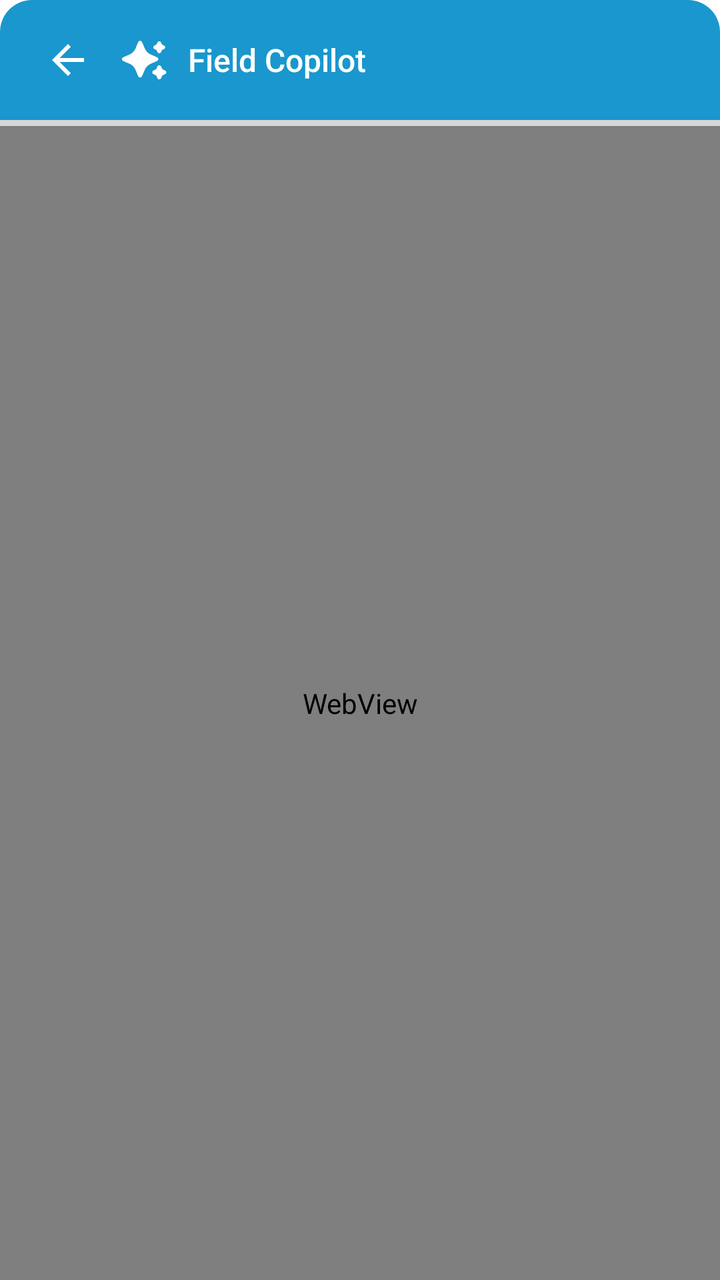
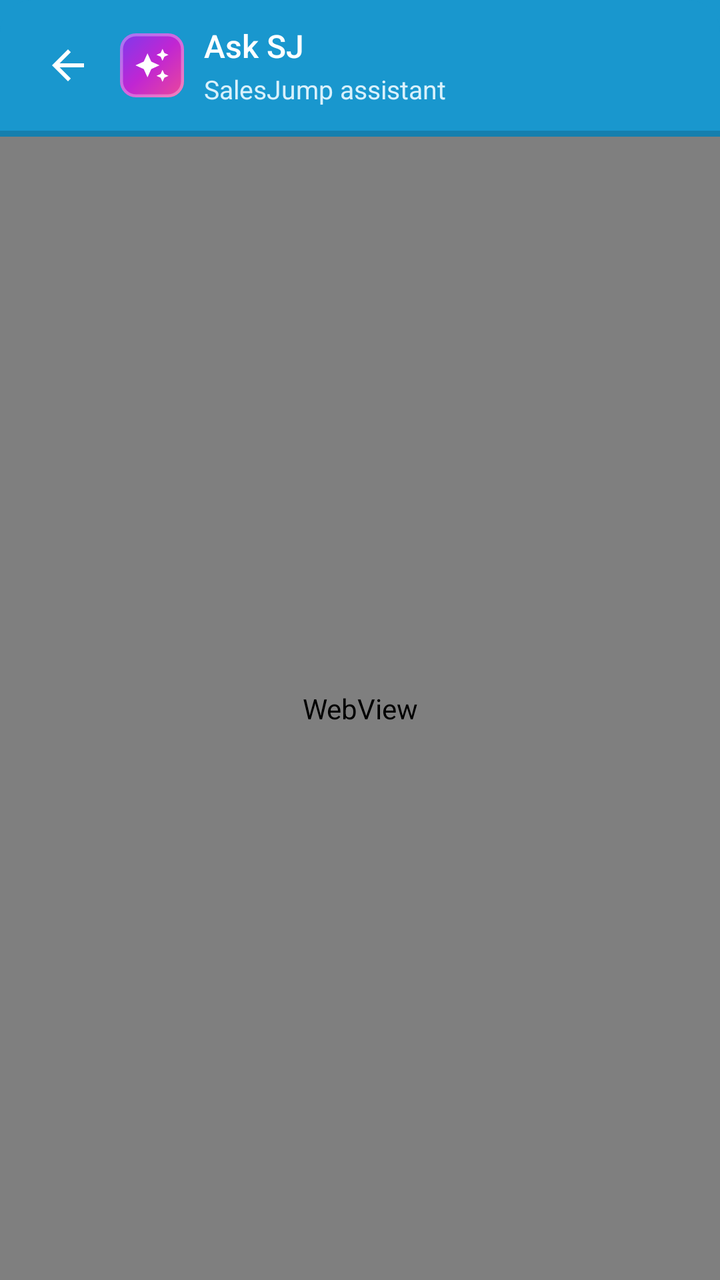

An Android layout rendered at two revisions. The XML below is the earlier revision; the diff shows what the commit changed to produce the second picture.
<!-- AndroidManifest.xml: fallback theme Theme.MaterialComponents.DayNight.NoActionBar -->
<!-- res/layout/fieldcopilot_dialog.xml -->
<?xml version="1.0" encoding="utf-8"?>
<LinearLayout xmlns:android="http://schemas.android.com/apk/res/android"
    android:layout_width="match_parent"
    android:layout_height="match_parent"
    android:orientation="vertical">

    <LinearLayout
        android:layout_width="match_parent"
        android:layout_height="wrap_content"
        android:background="@drawable/fieldcopilot_bg_header"
        android:gravity="center_vertical"
        android:orientation="horizontal"
        android:paddingStart="16dp"
        android:paddingTop="12dp"
        android:paddingEnd="8dp"
        android:paddingBottom="12dp">

        <ImageView
            android:id="@+id/iv_back"
            android:layout_width="36dp"
            android:layout_height="36dp"
            android:background="?attr/selectableItemBackgroundBorderless"
            android:contentDescription="@string/fieldcopilot_back"
            android:padding="6dp"
            android:src="@drawable/fieldcopilot_ic_back"
            android:tint="@android:color/white" />

        <ImageView
            android:layout_width="24dp"
            android:layout_height="24dp"
            android:layout_marginStart="8dp"
            android:contentDescription="@null"
            android:src="@drawable/fieldcopilot_ic_bot"
            android:tint="@android:color/white" />

        <TextView
            android:layout_width="0dp"
            android:layout_height="wrap_content"
            android:layout_marginStart="10dp"
            android:layout_weight="1"
            android:fontFamily="sans-serif-medium"
            android:text="@string/fieldcopilot_title"
            android:textColor="@android:color/white"
            android:textSize="16sp" />

    </LinearLayout>

    <ProgressBar
        android:id="@+id/progress_bar"
        style="@style/Widget.AppCompat.ProgressBar.Horizontal"
        android:layout_width="match_parent"
        android:layout_height="3dp"
        android:indeterminate="false"
        android:max="100"
        android:progressTint="@color/fieldcopilot_accent" />

    <WebView
        android:id="@+id/web_view"
        android:layout_width="match_parent"
        android:layout_height="0dp"
        android:layout_weight="1"
        android:background="@color/fieldcopilot_surface" />
</LinearLayout>
<!-- resources referenced by this layout -->
<resources>
  <color name="fieldcopilot_accent">#1997CE</color>
  <color name="fieldcopilot_surface">#FFFFFF</color>
  <!-- drawable fieldcopilot_bg_header (drawable) -->
  <?xml version="1.0" encoding="utf-8"?>
  <shape xmlns:android="http://schemas.android.com/apk/res/android"
      android:shape="rectangle">
      <solid android:color="@color/fieldcopilot_accent" />
      <corners
          android:topLeftRadius="16dp"
          android:topRightRadius="16dp" />
  </shape>
  <!-- drawable fieldcopilot_ic_back (drawable) -->
  <vector xmlns:android="http://schemas.android.com/apk/res/android"
      android:width="24dp"
      android:height="24dp"
      android:viewportWidth="24"
      android:viewportHeight="24">
      <path
          android:fillColor="#FFFFFFFF"
          android:pathData="M20,11H7.83l5.59,-5.59L12,4l-8,8 8,8 1.41,-1.41L7.83,13H20z" />
  </vector>
  <!-- drawable fieldcopilot_ic_bot: vector/xml drawable (drawable, 3097 chars, omitted) -->
  <string name="fieldcopilot_back">Back</string>
  <string name="fieldcopilot_title">Field Copilot</string>
</resources>

<!-- the commit's change to res/layout/fieldcopilot_dialog.xml (unified diff, before → after) -->
@@ -2,6 +2,7 @@
 <LinearLayout xmlns:android="http://schemas.android.com/apk/res/android"
     android:layout_width="match_parent"
     android:layout_height="match_parent"
+    android:background="@color/fieldcopilot_accent"
     android:orientation="vertical">
 
     <LinearLayout
@@ -26,22 +27,35 @@
             android:tint="@android:color/white" />
 
         <ImageView
-            android:layout_width="24dp"
-            android:layout_height="24dp"
+            android:layout_width="32dp"
+            android:layout_height="32dp"
             android:layout_marginStart="8dp"
             android:contentDescription="@null"
-            android:src="@drawable/fieldcopilot_ic_bot"
-            android:tint="@android:color/white" />
+            android:src="@drawable/fieldcopilot_sj_ai_icon" />
 
-        <TextView
+        <LinearLayout
             android:layout_width="0dp"
             android:layout_height="wrap_content"
             android:layout_marginStart="10dp"
             android:layout_weight="1"
-            android:fontFamily="sans-serif-medium"
-            android:text="@string/fieldcopilot_title"
-            android:textColor="@android:color/white"
-            android:textSize="16sp" />
+            android:orientation="vertical">
+
+            <TextView
+                android:layout_width="wrap_content"
+                android:layout_height="wrap_content"
+                android:fontFamily="sans-serif-medium"
+                android:text="@string/fieldcopilot_title"
+                android:textColor="@android:color/white"
+                android:textSize="16sp" />
+
+            <TextView
+                android:layout_width="wrap_content"
+                android:layout_height="wrap_content"
+                android:layout_marginTop="2dp"
+                android:text="@string/fieldcopilot_subtitle"
+                android:textColor="@color/fieldcopilot_header_subtitle"
+                android:textSize="13sp" />
+        </LinearLayout>
 
     </LinearLayout>
 
<!-- resource entries referenced after the edit -->
@@ -1,6 +1,7 @@
 <!-- resources referenced by this layout -->
 <resources>
   <color name="fieldcopilot_accent">#1997CE</color>
+  <color name="fieldcopilot_header_subtitle">#D9F1FC</color>
   <color name="fieldcopilot_surface">#FFFFFF</color>
   <!-- drawable fieldcopilot_bg_header (drawable) -->
   <?xml version="1.0" encoding="utf-8"?>
@@ -21,8 +22,55 @@
           android:fillColor="#FFFFFFFF"
           android:pathData="M20,11H7.83l5.59,-5.59L12,4l-8,8 8,8 1.41,-1.41L7.83,13H20z" />
   </vector>
-  <!-- drawable fieldcopilot_ic_bot: vector/xml drawable (drawable, 3097 chars, omitted) -->
+  <!-- drawable fieldcopilot_sj_ai_icon (drawable) -->
+  <?xml version="1.0" encoding="utf-8"?>
+  <vector xmlns:android="http://schemas.android.com/apk/res/android"
+      xmlns:aapt="http://schemas.android.com/aapt"
+      android:width="32dp"
+      android:height="32dp"
+      android:viewportWidth="32"
+      android:viewportHeight="32">
+  
+      
+      <path android:pathData="M8,0H24A8,8 0 0 1 32,8V24A8,8 0 0 1 24,32H8A8,8 0 0 1 0,24V8A8,8 0 0 1 8,0Z">
+          <aapt:attr name="android:fillColor">
+              <gradient
+                  android:type="linear"
+                  android:startX="0"
+                  android:startY="0"
+                  android:endX="32"
+                  android:endY="32">
+                  <item android:color="#7C3AED" android:offset="0.0" />
+                  <item android:color="#C026D3" android:offset="0.5" />
+                  <item android:color="#EC4899" android:offset="1.0" />
+              </gradient>
+          </aapt:attr>
+      </path>
+  
+      
+      <path
+          android:pathData="M8,0.75H24A7.25,7.25 0 0 1 31.25,8V24A7.25,7.25 0 0 1 24,31.25H8A7.25,7.25 0 0 1 0.75,24V8A7.25,7.25 0 0 1 8,0.75Z"
+          android:strokeColor="#4DFFFFFF"
+          android:strokeWidth="1.5" />
+  
+      
+      <path
+          android:fillColor="#FFFFFF"
+          android:pathData="M21.25,13.75L22.1875,11.6875L24.25,10.75L22.1875,9.8125L21.25,7.75L20.3125,9.8125L18.25,10.75L20.3125,11.6875Z" />
+  
+      
+      <path
+          android:fillColor="#FFFFFF"
+          android:pathData="M15.625,14.125L13.75,10L11.875,14.125L7.75,16L11.875,17.875L13.75,22L15.625,17.875L19.75,16Z" />
+  
+      
+      <path
+          android:fillColor="#FFFFFF"
+          android:pathData="M21.25,18.25L20.3125,20.3125L18.25,21.25L20.3125,22.1875L21.25,24.25L22.1875,22.1875L24.25,21.25L22.1875,20.3125Z" />
+  
+  </vector>
   <string name="fieldcopilot_back">Back</string>
-  <string name="fieldcopilot_title">Field Copilot</string>
+  <string name="fieldcopilot_subtitle">SalesJump assistant</string>
+  <string name="fieldcopilot_title">Ask SJ</string>
 </resources>
 
